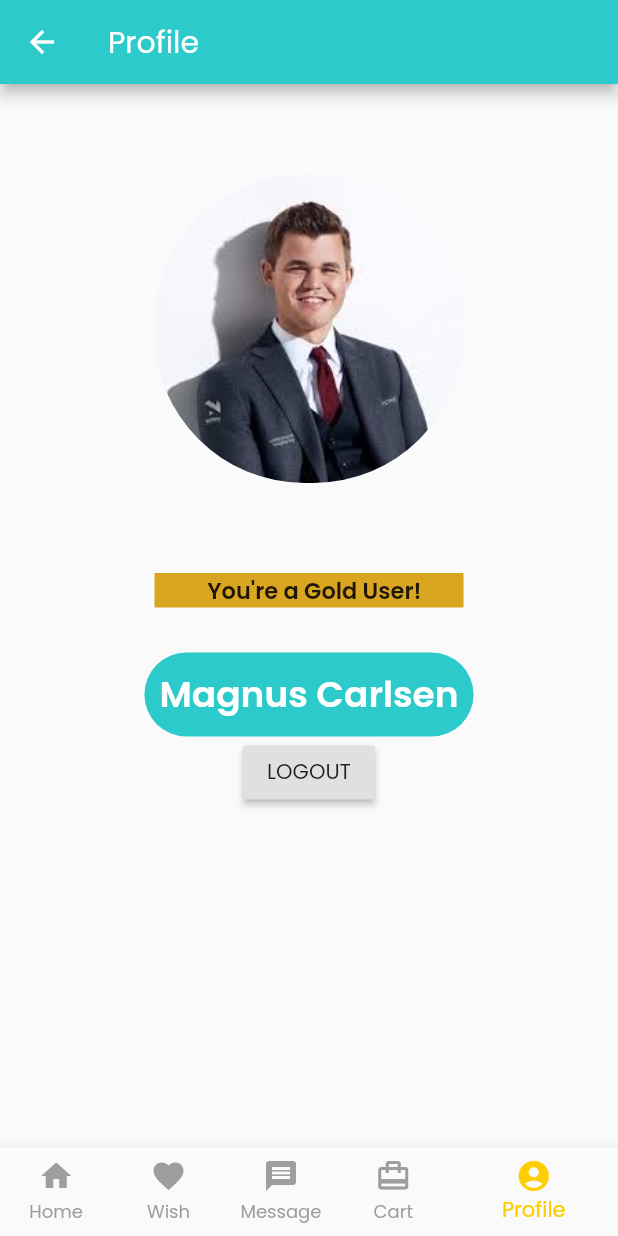
After one commit to YuanFerdinand/Market-Nusantara, a Flutter app: the BottomNavigation screen opened directly, item 5 of the bottom bar chosen, on a phone screen of 412 x 824 dp. The commit adds this screen. Run offline on Flutter 3.47's test engine with Material 2 defaults, Android fonts, the phone set to English and light mode, and no system bars.

Commit message:
Bottom Navbar dan Profile

```diff
--- /dev/null
+++ b/lib/views/bottom_navigation.dart
@@ -0,0 +1,68 @@
+import 'package:flutter/material.dart';
+import 'package:market_nusantara/views/cart_page.dart';
+import 'package:market_nusantara/views/home_page.dart';
+import 'package:market_nusantara/views/message_page.dart';
+import 'package:market_nusantara/views/profil_page.dart';
+import 'package:market_nusantara/views/wishlist_page.dart';
+
+class BottomNavigation extends StatefulWidget {
+  @override
+  _BottomNavigationState createState() => _BottomNavigationState();
+}
+
+class _BottomNavigationState extends State<BottomNavigation> {
+  int _selectedNavbar = 0;
+
+  void _changeSelectedNavBar(int index) {
+    setState(() {
+      _selectedNavbar = index;
+    });
+  }
+
+  @override
+  Widget build(BuildContext context) {
+    final _listPage = [
+      // DashboardSamsat(),
+      HomePage(),
+      WishListPage(),
+      MessagePage(),
+      CartPage(),
+      ProfilPage()
+    ];
+
+    return Scaffold(
+      body: Center(
+        child: _listPage[_selectedNavbar],
+      ),
+      bottomNavigationBar: BottomNavigationBar(
+        items: const <BottomNavigationBarItem>[
+          BottomNavigationBarItem(
+            icon: Icon(Icons.home),
+            label: ('Home'),
+          ),
+          BottomNavigationBarItem(
+            icon: Icon(Icons.favorite),
+            label: ('Wish'),
+          ),
+          BottomNavigationBarItem(
+            icon: Icon(Icons.message),
+            label: ('Message'),
+          ),
+          BottomNavigationBarItem(
+            icon: Icon(Icons.card_travel),
+            label: ('Cart'),
+          ),
+          BottomNavigationBarItem(
+            icon: Icon(Icons.account_circle),
+            label: ('Profile'),
+          ),
+        ],
+        currentIndex: _selectedNavbar,
+        selectedItemColor: Color(0xFFFFCE00),
+        unselectedItemColor: Colors.grey,
+        showUnselectedLabels: true,
+        onTap: _changeSelectedNavBar,
+      ),
+    );
+  }
+}
--- /dev/null
+++ b/lib/views/profil_page.dart
@@ -0,0 +1,74 @@
+import 'package:flutter/material.dart';
+import 'package:market_nusantara/views/login_page.dart';
+
+class ProfilPage extends StatefulWidget {
+  @override
+  _ProfilPageState createState() => _ProfilPageState();
+}
+
+class _ProfilPageState extends State<ProfilPage> {
+  @override
+  Widget build(BuildContext context) {
+    return Scaffold(
+      appBar: AppBar(
+        backgroundColor: Color(0xff2CCACA),
+        title: Text("Profile"),
+      ),
+      body: Center(
+        child: Column(
+          children: [
+            ClipRRect(
+              borderRadius: BorderRadius.circular(100),
+              child: Container(
+                margin: EdgeInsets.only(top: 60, bottom: 60),
+                width: MediaQuery.of(context).size.width * 0.5,
+                height: MediaQuery.of(context).size.height * 0.25,
+                decoration: BoxDecoration(
+                    borderRadius: BorderRadius.circular(100),
+                    image: DecorationImage(
+                        image: AssetImage("assets/magnus.jpg"),
+                        fit: BoxFit.cover)),
+              ),
+            ),
+            Container(
+              width: MediaQuery.of(context).size.width * 0.5,
+              margin: EdgeInsets.only(bottom: 30),
+              decoration: BoxDecoration(color: Color(0xffDAA520)),
+              child: Row(
+                mainAxisAlignment: MainAxisAlignment.center,
+                children: <Widget>[
+                  Text(
+                    "  You're a Gold User!",
+                    style: TextStyle(fontSize: 15, fontWeight: FontWeight.w600),
+                  )
+                ],
+              ),
+            ),
+            Container(
+              padding: EdgeInsets.all(10),
+              decoration: BoxDecoration(
+                borderRadius: BorderRadius.circular(40),
+                color: Color(0xff2CCACA),
+              ),
+              child: Text(
+                "Magnus Carlsen",
+                style: TextStyle(
+                    fontSize: 24,
+                    fontWeight: FontWeight.w600,
+                    color: Colors.white),
+              ),
+            ),
+            RaisedButton(
+              onPressed: () {
+                Navigator.push(context, MaterialPageRoute(builder: (context) {
+                  return LoginPage();
+                }));
+              },
+              child: Text("LOGOUT"),
+            )
+          ],
+        ),
+      ),
+    );
+  }
+}
--- a/pubspec.yaml
+++ b/pubspec.yaml
@@ -44,9 +44,8 @@ flutter:
   uses-material-design: true
 
   # To add assets to your application, add an assets section, like this:
-  # assets:
-  #   - images/a_dot_burr.jpeg
-  #   - images/a_dot_ham.jpeg
+  assets:
+    - assets/magnus.jpg
 
   # An image asset can refer to one or more resolution-specific "variants", see
   # https://flutter.dev/assets-and-images/#resolution-aware.
```
Also changed, not shown: lib/views/cart_page.dart (added, +13 -0 lines), lib/views/home_page.dart (added, +13 -0 lines), lib/views/login_page.dart (+9 -0 lines), lib/views/message_page.dart (added, +13 -0 lines), lib/views/wishlist_page.dart (added, +13 -0 lines), assets/magnus.jpg (added).
